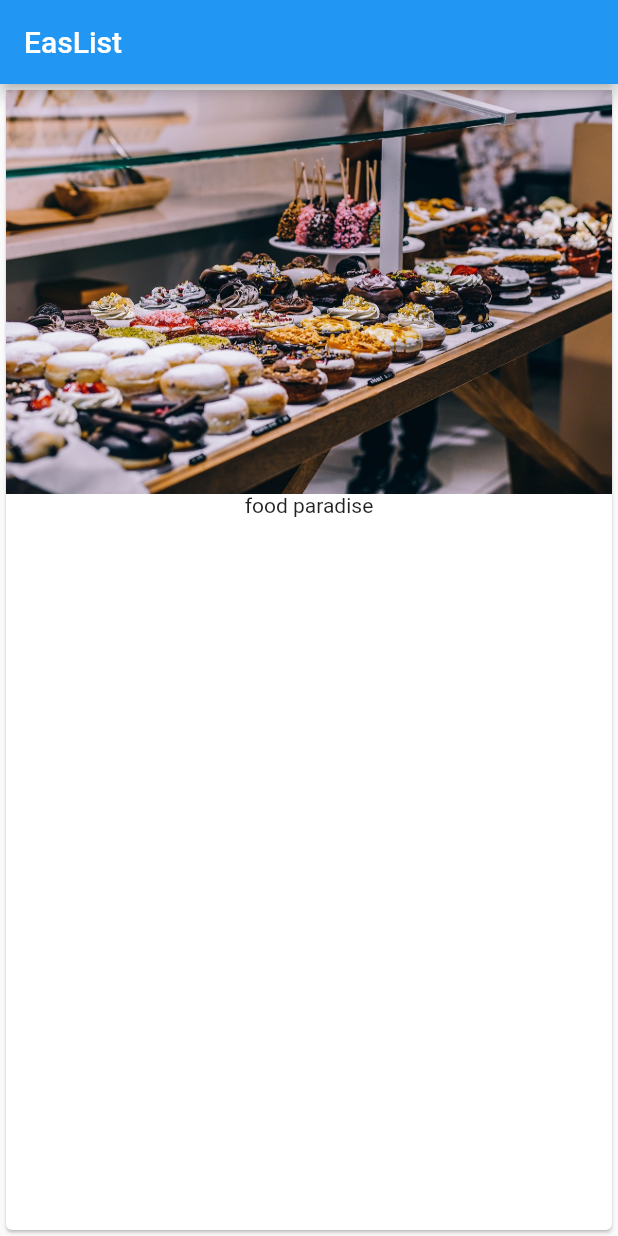
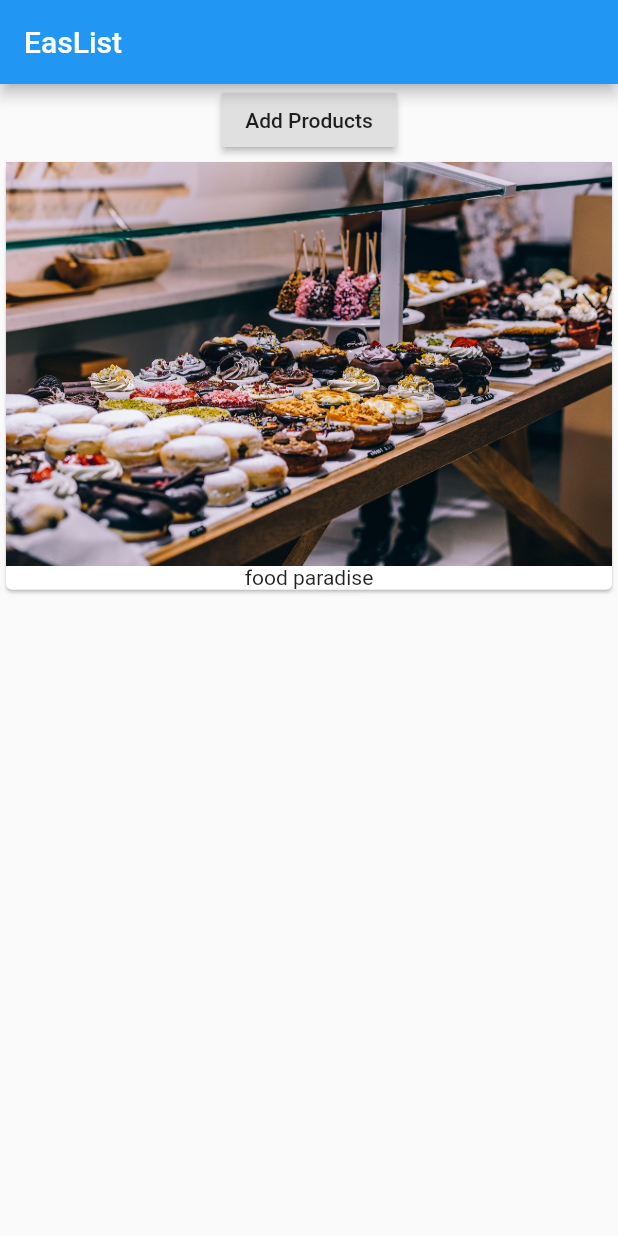
Before and after one commit to peterchege/flutter-app, a Flutter app: the screen it shows after launch, on a phone screen of 412 x 824 dp. Run offline on Flutter 3.47's test engine with Material 2 defaults, Android fonts, the phone set to English and light mode, and no system bars.

Commit message:
raised button with an added column

```diff
--- a/lib/main.dart
+++ b/lib/main.dart
@@ -10,11 +10,22 @@ class MyApp extends StatelessWidget {
           appBar: AppBar(
             title: Text('EasList'),
           ),
-        body: Card(child: Column(children: <Widget>[
+          body: Column(
+            children: [
+              RaisedButton(
+                onPressed: () {},
+                child: Text('Add Products'),
+              ),
+              Card(
+                child: Column(
+                  children: <Widget>[
                     Image.asset('assets/food.jpg'),
                     Text('food paradise')
-        ],),),
+                  ],
                 ),
+              ),
+            ],
+          )),
     );
   }
 }
```
Lines whose indentation alone changed are shown as unchanged.
